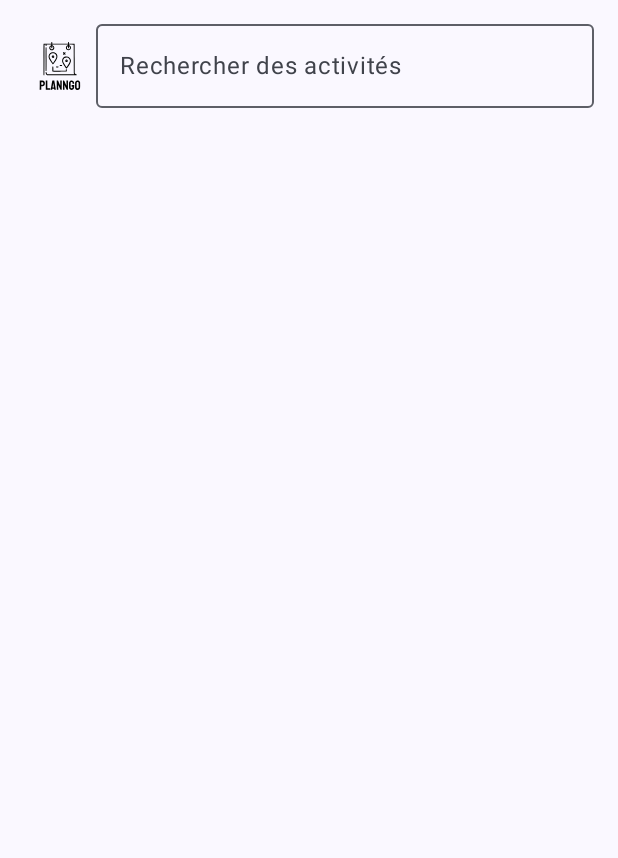
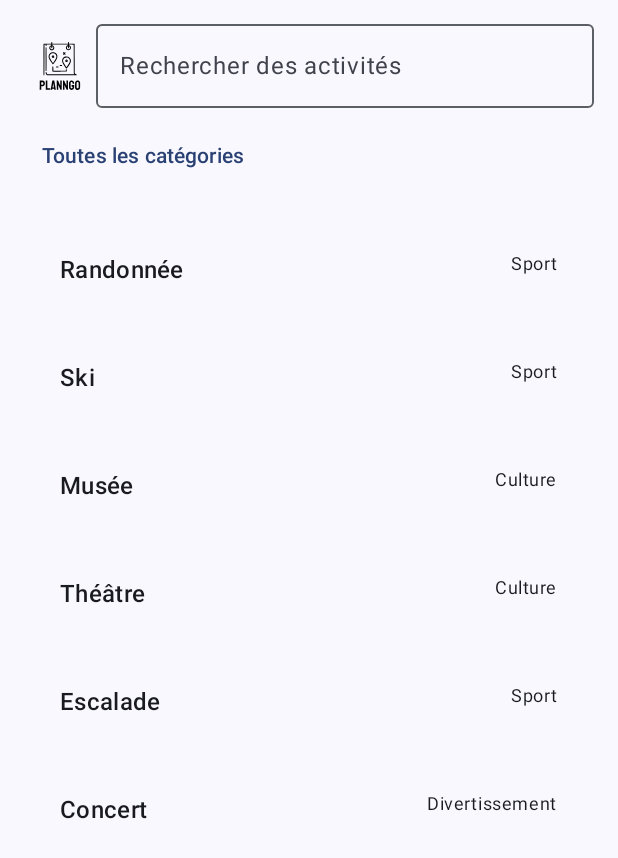
Before and after one commit to antoinesesini/plan-N-go, an Android app built with Jetpack Compose: the composable FloatingSearchBar shown on its own in the app's theme, on a phone screen of 412 x 824 dp. Shown: the top 858 px of the screen. Run offline under Robolectric (Android 15) with nearby library versions, the phone set to English and light mode, and no system bars; libraries missing offline, so code that uses them is left out: com.example.compose; 2 statements that could not run were skipped.

Commit message:
Recherche d'activité

```diff
--- a/planngo/app/src/main/java/ca/uqac/etu/planngo/MainActivity.kt
+++ b/planngo/app/src/main/java/ca/uqac/etu/planngo/MainActivity.kt
@@ -5,7 +5,7 @@ import android.os.Bundle
 import androidx.activity.ComponentActivity
 import androidx.activity.compose.setContent
 import androidx.activity.enableEdgeToEdge
-import androidx.compose.material3.Scaffold
+import androidx.compose.material3.*
 import androidx.core.splashscreen.SplashScreen.Companion.installSplashScreen
 import ca.uqac.etu.planngo.ui.theme.AppTheme
 import android.preference.PreferenceManager
@@ -15,6 +15,7 @@ import androidx.compose.runtime.saveable.rememberSaveable
 import ca.uqac.etu.planngo.navigation.BottomNavigationBar
 import ca.uqac.etu.planngo.screens.MapScreen
 import ca.uqac.etu.planngo.screens.MenuScreen
+
 
 
 class MainActivity : ComponentActivity() {
--- a/planngo/app/src/main/java/ca/uqac/etu/planngo/components/FloatingSearchBar.kt
+++ b/planngo/app/src/main/java/ca/uqac/etu/planngo/components/FloatingSearchBar.kt
@@ -2,8 +2,9 @@ package ca.uqac.etu.planngo.components
 
 import androidx.compose.foundation.background
 import androidx.compose.foundation.layout.*
-import androidx.compose.material3.MaterialTheme
-import androidx.compose.material3.OutlinedTextField
+import androidx.compose.foundation.lazy.LazyColumn
+import androidx.compose.foundation.lazy.items
+import androidx.compose.material3.*
 import androidx.compose.runtime.*
 import androidx.compose.ui.Modifier
 import androidx.compose.ui.unit.dp
@@ -16,13 +17,35 @@ import ca.uqac.etu.planngo.R
 
 @Composable
 fun FloatingSearchBar() {
+    // Liste des activités avec des catégories
+    val activities = listOf(
+        Activity("Randonnée", "Sport"),
+        Activity("Ski", "Sport"),
+        Activity("Musée", "Culture"),
+        Activity("Théâtre", "Culture"),
+        Activity("Escalade", "Sport"),
+        Activity("Concert", "Divertissement")
+    )
+
+    // Liste des catégories pour le filtrage
+    val categories = listOf("Sport", "Culture", "Divertissement")
     var query by remember { mutableStateOf(TextFieldValue("")) }
+    var selectedCategory by remember { mutableStateOf<String?>(null) }
+    var expanded by remember { mutableStateOf(false) } // Pour le menu déroulant des catégories
+
+    // Filtrer les activités en fonction de la recherche et de la catégorie sélectionnée
+    val filteredActivities = activities.filter { activity ->
+        (selectedCategory == null || activity.category == selectedCategory) &&
+                activity.name.contains(query.text, ignoreCase = true)
+    }
 
     Box(
         modifier = Modifier
             .fillMaxWidth()
             .padding(16.dp)
     ) {
+        Column {
+            // Barre de recherche
             Row(
                 verticalAlignment = Alignment.CenterVertically,
                 modifier = Modifier
@@ -48,5 +71,63 @@ fun FloatingSearchBar() {
                     singleLine = true
                 )
             }
+
+            // Menu déroulant pour filtrer par catégorie
+            Row(modifier = Modifier.padding(top = 8.dp)) {
+                TextButton(onClick = { expanded = true }) {
+                    Text(text = selectedCategory ?: "Toutes les catégories")
+                }
+
+                DropdownMenu(
+                    expanded = expanded,
+                    onDismissRequest = { expanded = false }
+                ) {
+                    categories.forEach { category ->
+                        DropdownMenuItem(
+                            onClick = {
+                                selectedCategory = category
+                                expanded = false
+                            },
+                            text = { Text(category) }
+                        )
+                    }
+                    DropdownMenuItem(
+                        onClick = {
+                            selectedCategory = null // Réinitialiser le filtre
+                            expanded = false
+                        },
+                        text = { Text("Toutes les catégories") }
+                    )
                 }
             }
+
+            // Affichage des activités filtrées
+            LazyColumn(modifier = Modifier.padding(top = 16.dp)) {
+                items(filteredActivities) { activity ->
+                    ActivityItem(activity)
+                }
+            }
+        }
+    }
+}
+
+@Composable
+fun ActivityItem(activity: Activity) {
+    Row(
+        modifier = Modifier
+            .fillMaxWidth()
+            .padding(8.dp)
+            .background(MaterialTheme.colorScheme.surface, shape = MaterialTheme.shapes.medium)
+            .padding(16.dp)
+    ) {
+        Text(text = activity.name, style = MaterialTheme.typography.titleMedium)
+        Spacer(modifier = Modifier.weight(1f))
+        Text(text = activity.category, style = MaterialTheme.typography.bodySmall)
+    }
+}
+
+// Exemple de classe pour représenter une activité
+data class Activity(
+    val name: String,
+    val category: String
+)
```
Lines whose indentation alone changed are shown as unchanged.
